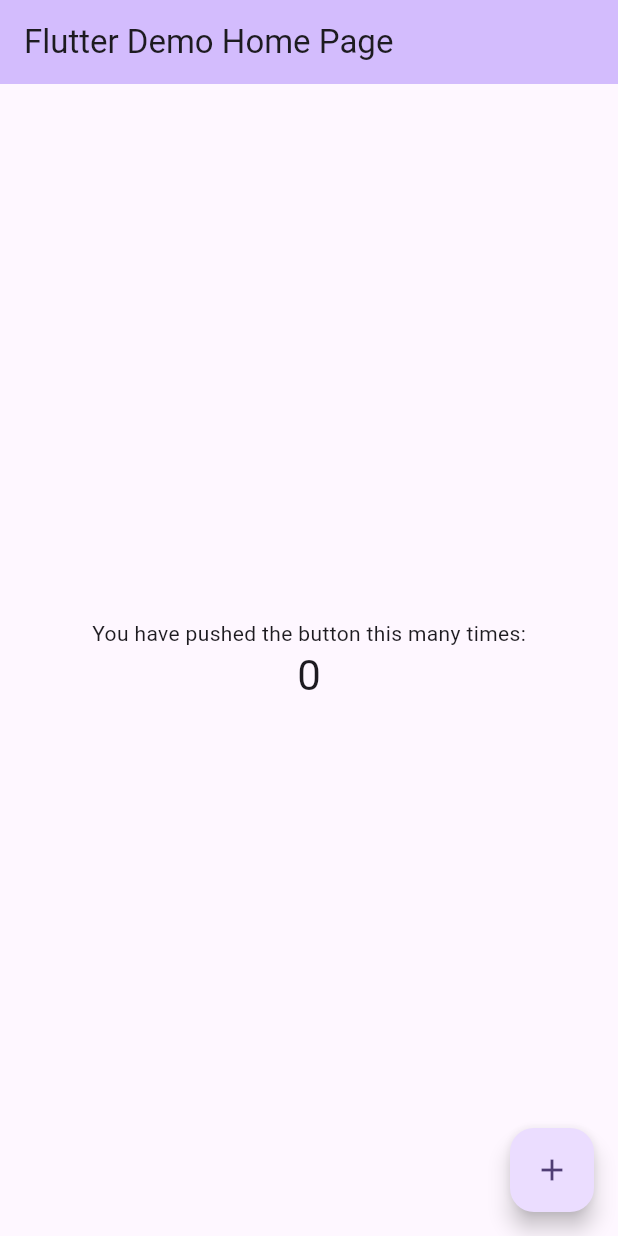
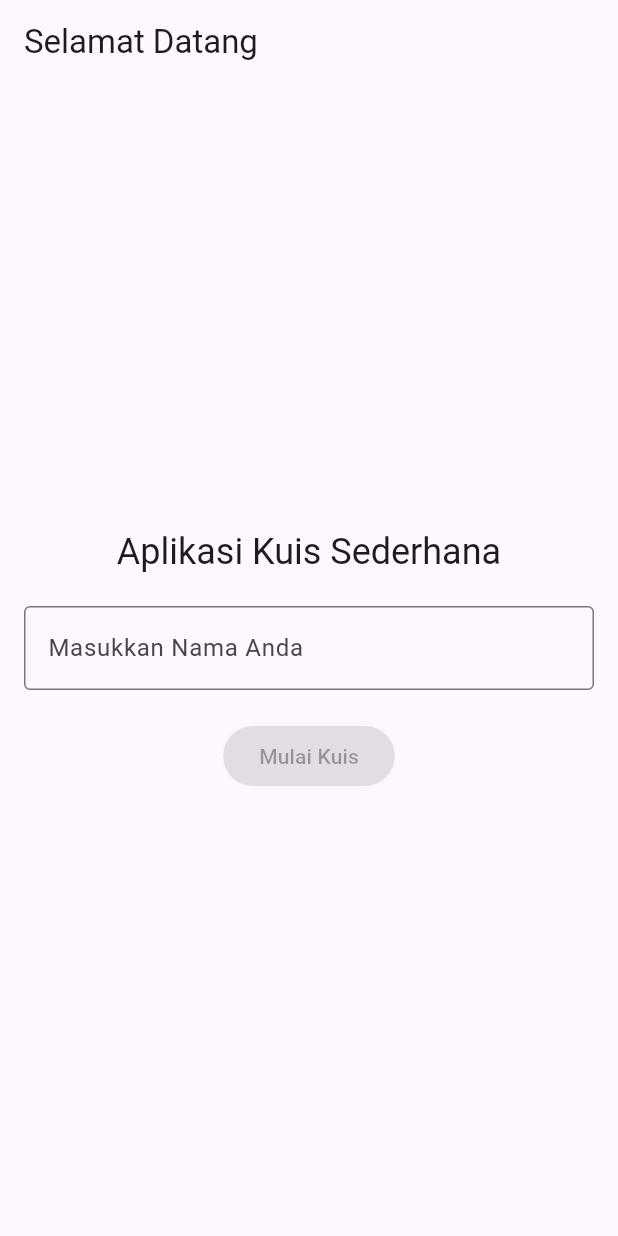
Before and after one commit to MichaelYeager/Quizly, a Flutter app: the screen it shows after launch, on a phone screen of 412 x 824 dp. Run offline on Flutter 3.47's test engine with Material 3 defaults, Android fonts, the phone set to English and light mode, and no system bars.

```diff
--- /dev/null
+++ b/lib/app.dart
@@ -0,0 +1,21 @@
+import 'package:flutter/material.dart';
+import 'package:quizly/routes.dart';
+
+class MyApp extends StatelessWidget {
+  const MyApp({super.key});
+
+  @override
+  Widget build(BuildContext context) {
+    return MaterialApp(
+      title: 'Aplikasi Kuis',
+      theme: ThemeData(
+        primarySwatch: Colors.blue,
+        visualDensity: VisualDensity.adaptivePlatformDensity,
+      ),
+      // Tentukan rute awal
+      initialRoute: AppRoutes.home,
+      // Ambil daftar rute dari file routes.dart
+      routes: AppRoutes.routes,
+    );
+  }
+}
--- a/lib/main.dart
+++ b/lib/main.dart
@@ -1,122 +1,6 @@
 import 'package:flutter/material.dart';
+import 'package:quizly/app.dart';
 
 void main() {
   runApp(const MyApp());
 }
-
-class MyApp extends StatelessWidget {
-  const MyApp({super.key});
-
-  // This widget is the root of your application.
-  @override
-  Widget build(BuildContext context) {
-    return MaterialApp(
-      title: 'Flutter Demo',
-      theme: ThemeData(
-        // This is the theme of your application.
-        //
-        // TRY THIS: Try running your application with "flutter run". You'll see
-        // the application has a purple toolbar. Then, without quitting the app,
-        // try changing the seedColor in the colorScheme below to Colors.green
-        // and then invoke "hot reload" (save your changes or press the "hot
-        // reload" button in a Flutter-supported IDE, or press "r" if you used
-        // the command line to start the app).
-        //
-        // Notice that the counter didn't reset back to zero; the application
-        // state is not lost during the reload. To reset the state, use hot
-        // restart instead.
-        //
-        // This works for code too, not just values: Most code changes can be
-        // tested with just a hot reload.
-        colorScheme: ColorScheme.fromSeed(seedColor: Colors.deepPurple),
-      ),
-      home: const MyHomePage(title: 'Flutter Demo Home Page'),
-    );
-  }
-}
-
-class MyHomePage extends StatefulWidget {
-  const MyHomePage({super.key, required this.title});
-
-  // This widget is the home page of your application. It is stateful, meaning
-  // that it has a State object (defined below) that contains fields that affect
-  // how it looks.
-
-  // This class is the configuration for the state. It holds the values (in this
-  // case the title) provided by the parent (in this case the App widget) and
-  // used by the build method of the State. Fields in a Widget subclass are
-  // always marked "final".
-
-  final String title;
-
-  @override
-  State<MyHomePage> createState() => _MyHomePageState();
-}
-
-class _MyHomePageState extends State<MyHomePage> {
-  int _counter = 0;
-
-  void _incrementCounter() {
-    setState(() {
-      // This call to setState tells the Flutter framework that something has
-      // changed in this State, which causes it to rerun the build method below
-      // so that the display can reflect the updated values. If we changed
-      // _counter without calling setState(), then the build method would not be
-      // called again, and so nothing would appear to happen.
-      _counter++;
-    });
-  }
-
-  @override
-  Widget build(BuildContext context) {
-    // This method is rerun every time setState is called, for instance as done
-    // by the _incrementCounter method above.
-    //
-    // The Flutter framework has been optimized to make rerunning build methods
-    // fast, so that you can just rebuild anything that needs updating rather
-    // than having to individually change instances of widgets.
-    return Scaffold(
-      appBar: AppBar(
-        // TRY THIS: Try changing the color here to a specific color (to
-        // Colors.amber, perhaps?) and trigger a hot reload to see the AppBar
-        // change color while the other colors stay the same.
-        backgroundColor: Theme.of(context).colorScheme.inversePrimary,
-        // Here we take the value from the MyHomePage object that was created by
-        // the App.build method, and use it to set our appbar title.
-        title: Text(widget.title),
-      ),
-      body: Center(
-        // Center is a layout widget. It takes a single child and positions it
-        // in the middle of the parent.
-        child: Column(
-          // Column is also a layout widget. It takes a list of children and
-          // arranges them vertically. By default, it sizes itself to fit its
-          // children horizontally, and tries to be as tall as its parent.
-          //
-          // Column has various properties to control how it sizes itself and
-          // how it positions its children. Here we use mainAxisAlignment to
-          // center the children vertically; the main axis here is the vertical
-          // axis because Columns are vertical (the cross axis would be
-          // horizontal).
-          //
-          // TRY THIS: Invoke "debug painting" (choose the "Toggle Debug Paint"
-          // action in the IDE, or press "p" in the console), to see the
-          // wireframe for each widget.
-          mainAxisAlignment: MainAxisAlignment.center,
-          children: <Widget>[
-            const Text('You have pushed the button this many times:'),
-            Text(
-              '$_counter',
-              style: Theme.of(context).textTheme.headlineMedium,
-            ),
-          ],
-        ),
-      ),
-      floatingActionButton: FloatingActionButton(
-        onPressed: _incrementCounter,
-        tooltip: 'Increment',
-        child: const Icon(Icons.add),
-      ), // This trailing comma makes auto-formatting nicer for build methods.
-    );
-  }
-}
--- /dev/null
+++ b/lib/routes.dart
@@ -0,0 +1,20 @@
+import 'package:flutter/material.dart';
+import 'package:quizly/screens/home_screen.dart';
+import 'package:quizly/screens/quiz_screen.dart';
+import 'package:quizly/screens/result_screen.dart';
+
+class AppRoutes {
+  // Nama rute statis agar tidak salah ketik
+  static const String home = '/';
+  static const String quiz = '/quiz';
+  static const String result = '/result';
+
+  // Peta (Map) yang menghubungkan nama rute ke widget Halaman
+  static Map<String, WidgetBuilder> get routes {
+    return {
+      home: (context) => const HomeScreen(),
+      quiz: (context) => const QuizScreen(),
+      result: (context) => const ResultScreen(),
+    };
+  }
+}
--- /dev/null
+++ b/lib/screens/home_screen.dart
@@ -0,0 +1,77 @@
+import 'package:flutter/material.dart';
+import 'package:quizly/routes.dart';
+
+class HomeScreen extends StatefulWidget {
+  const HomeScreen({super.key});
+
+  @override
+  State<HomeScreen> createState() => _HomeScreenState();
+}
+
+class _HomeScreenState extends State<HomeScreen> {
+  final TextEditingController _nameController = TextEditingController();
+  bool _isButtonEnabled = false;
+
+  @override
+  void initState() {
+    super.initState();
+    // Listener untuk mengecek apakah text field kosong atau tidak
+    _nameController.addListener(() {
+      setState(() {
+        _isButtonEnabled = _nameController.text.trim().isNotEmpty;
+      });
+    });
+  }
+
+  @override
+  void dispose() {
+    _nameController.dispose();
+    super.dispose();
+  }
+
+  void _startQuiz() {
+    if (_isButtonEnabled) {
+      // Kirim nama pengguna sebagai 'argument' ke halaman kuis
+      Navigator.pushNamed(
+        context,
+        AppRoutes.quiz,
+        arguments: _nameController.text.trim(),
+      );
+    }
+  }
+
+  @override
+  Widget build(BuildContext context) {
+    return Scaffold(
+      appBar: AppBar(
+        title: const Text('Selamat Datang'),
+      ),
+      body: Padding(
+        padding: const EdgeInsets.all(16.0),
+        child: Column(
+          mainAxisAlignment: MainAxisAlignment.center,
+          children: [
+            Text(
+              'Aplikasi Kuis Sederhana',
+              style: Theme.of(context).textTheme.headlineSmall,
+            ),
+            const SizedBox(height: 20),
+            TextField(
+              controller: _nameController,
+              decoration: const InputDecoration(
+                labelText: 'Masukkan Nama Anda',
+                border: OutlineInputBorder(),
+              ),
+            ),
+            const SizedBox(height: 20),
+            ElevatedButton(
+              // Tombol 'disabled' jika nama kosong
+              onPressed: _isButtonEnabled ? _startQuiz : null,
+              child: const Text('Mulai Kuis'),
+            ),
+          ],
+        ),
+      ),
+    );
+  }
+}
```
Also changed, not shown: lib/data/questions.dart (added, +19 -0 lines), lib/models/quiz_model.dart (added, +11 -0 lines), lib/screens/quiz_screen.dart (added, +114 -0 lines), lib/screens/result_screen.dart (added, +88 -0 lines), lib/widgets/option_tile.dart (added, +26 -0 lines), lib/widgets/question_card.dart (added, +22 -0 lines).
